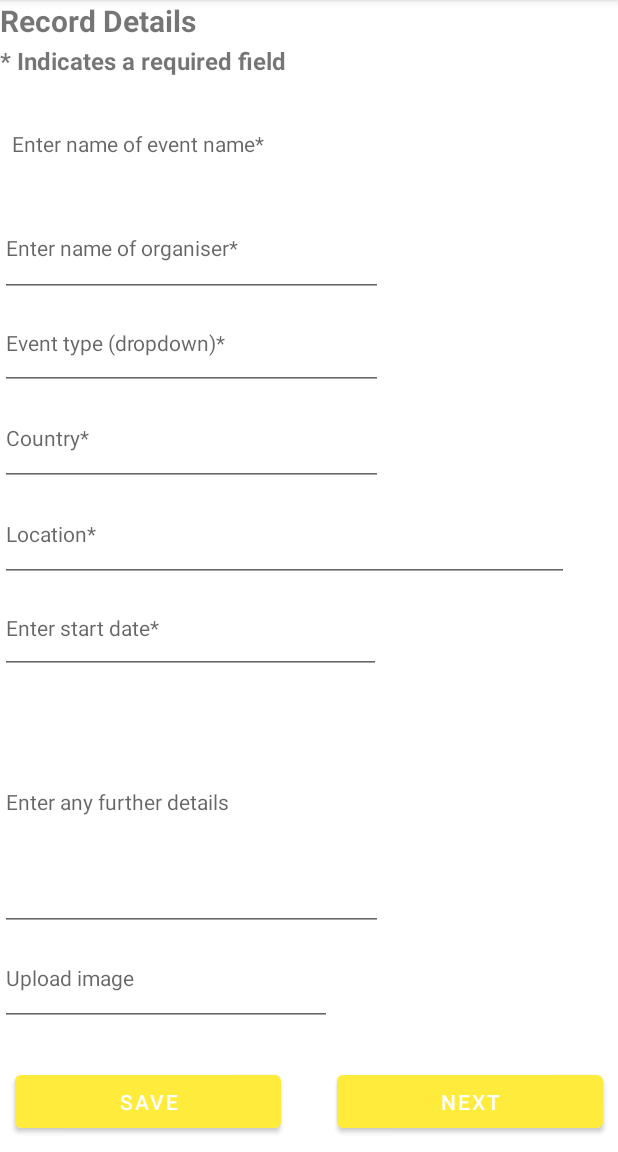
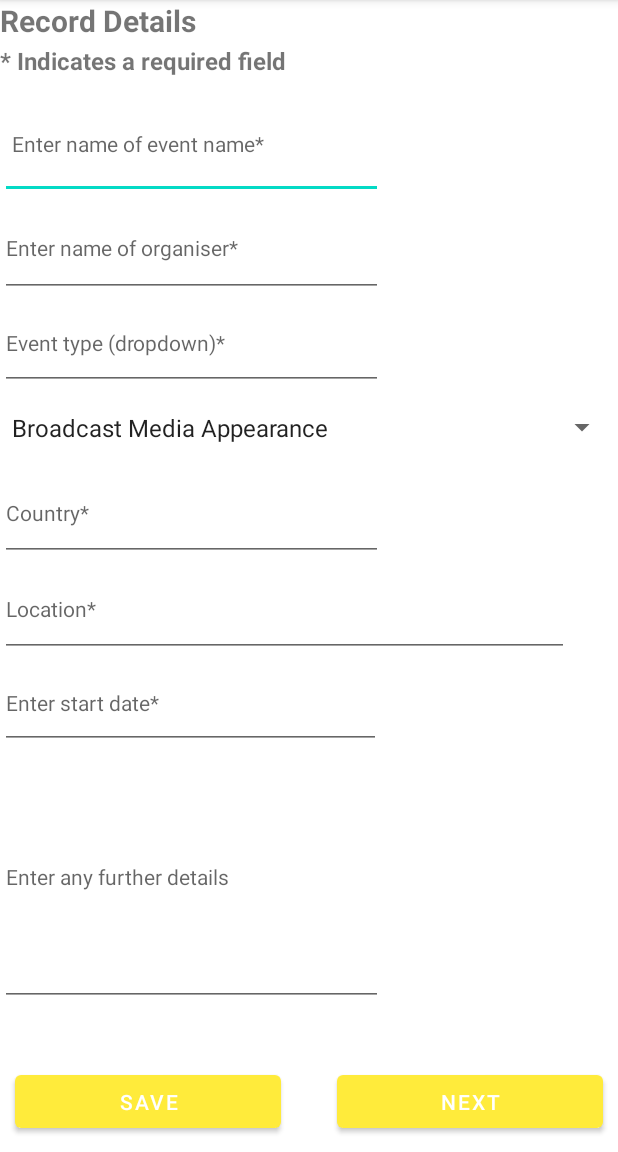
Before and after one commit to Cosmo-Yan/infs3605_group_project, an Android app: the screen it shows after launch (MainActivity before the commit, FormV2Controller after it), on a phone screen of 412 x 824 dp, the part 84-1236 px from its top. Run offline under Robolectric (Android 15) with nearby library versions, the light colour scheme and no system bars.

Commit message:
To do:
- Create a new version of the form using edit texts (WIP)
- Add borders to the edit text views
- Add drop down menus (WIP)
- Automatically create a new line when the user is types a long response (done)
- Add the Save and Next buttons and lock them in place (done)
- Make the form prettier
- Add a drawer

```diff
--- a/app/src/main/AndroidManifest.xml
+++ b/app/src/main/AndroidManifest.xml
@@ -14,7 +14,7 @@
         android:theme="@style/Theme.INFS3605_group_project"
         tools:targetApi="31">
         <activity
-            android:name=".MainActivity"
+            android:name=".FormV2Controller"
             android:exported="true">
             <intent-filter>
                 <action android:name="android.intent.action.MAIN" />
--- /dev/null
+++ b/app/src/main/java/com/example/infs3605_group_project/FormV2Controller.java
@@ -0,0 +1,24 @@
+package com.example.infs3605_group_project;
+
+import androidx.appcompat.app.AppCompatActivity;
+
+import android.os.Bundle;
+import android.widget.ArrayAdapter;
+import android.widget.Spinner;
+
+public class FormV2Controller extends AppCompatActivity {
+
+    @Override
+    protected void onCreate(Bundle savedInstanceState) {
+        super.onCreate(savedInstanceState);
+        setContentView(R.layout.form_v2);
+
+        Spinner spinner = (Spinner) findViewById(R.id.spinner);
+        // Create an ArrayAdapter using the string array and a default spinner layout
+        ArrayAdapter<CharSequence> adapter = ArrayAdapter.createFromResource(this, R.array.events_array, android.R.layout.simple_spinner_item);
+        // Specify the layout to use when the list of choices appears
+        adapter.setDropDownViewResource(android.R.layout.simple_spinner_dropdown_item);
+        // Apply the adapter to the spinner
+        spinner.setAdapter(adapter);
+    }
+}
--- a/app/src/main/java/com/example/infs3605_group_project/MainActivity.java
+++ /dev/null
@@ -1,14 +0,0 @@
-package com.example.infs3605_group_project;
-
-import androidx.appcompat.app.AppCompatActivity;
-
-import android.os.Bundle;
-
-public class MainActivity extends AppCompatActivity {
-
-    @Override
-    protected void onCreate(Bundle savedInstanceState) {
-        super.onCreate(savedInstanceState);
-        setContentView(R.layout.form_v2);
-    }
-}
--- a/app/src/main/res/drawable/shapes.xml
+++ b/app/src/main/res/drawable/shapes.xml
@@ -2,11 +2,13 @@
 <selector xmlns:android="http://schemas.android.com/apk/res/android">
 
     <!--This code defines a rectangle shape with a transparent fill color and a border with
-     a width of 4dp and a color defined by the border_color resource.-->
+     a width of 4dp and a color defined by the border_color resource.
 
     <shape xmlns:android="http://schemas.android.com/apk/res/android" android:shape="rectangle">
         <solid android:color="@android:color/transparent" />
         <stroke android:width="4dp" android:color="@color/black" />
     </shape>
 
+    -->
+
 </selector>
--- a/app/src/main/res/layout/activity_main.xml
+++ b/app/src/main/res/layout/activity_main.xml
@@ -4,7 +4,7 @@
     xmlns:tools="http://schemas.android.com/tools"
     android:layout_width="match_parent"
     android:layout_height="match_parent"
-    tools:context=".MainActivity">
+    tools:context=".FormV2Controller">
 
     <TextView
         android:layout_width="wrap_content"
--- a/app/src/main/res/layout/form_v2.xml
+++ b/app/src/main/res/layout/form_v2.xml
@@ -39,7 +39,6 @@
                 android:id="@+id/eventName"
                 android:layout_width="255dp"
                 android:layout_height="74dp"
-                android:background="@drawable/shapes"
                 android:ems="10"
                 android:hint="Enter name of event name*"
                 android:inputType="textPersonName"
@@ -63,6 +62,11 @@
                 android:hint="Event type (dropdown)*"
                 android:inputType="textPersonName"
                 android:textSize="14sp" />
+
+            <Spinner
+                android:id="@+id/spinner"
+                android:layout_width="match_parent"
+                android:layout_height="50dp" />
 
             <EditText
                 android:id="@+id/country"
@@ -97,7 +101,7 @@
                 android:layout_height="171dp"
                 android:ems="10"
                 android:hint="Enter any further details"
-                android:inputType="textPersonName"
+                android:inputType="textMultiLine"
                 android:textSize="14sp" />
 
             <EditText
@@ -131,7 +135,6 @@
             android:layout_marginBottom="10dp"
             android:text="Save"
             app:layout_constraintBottom_toBottomOf="parent"
-            app:layout_constraintEnd_toStartOf="@+id/nextBttn2"
             app:layout_constraintStart_toStartOf="parent"
             app:layout_constraintTop_toTopOf="parent" />
 
@@ -146,7 +149,6 @@
             android:text="Next"
             app:layout_constraintBottom_toBottomOf="parent"
             app:layout_constraintEnd_toEndOf="parent"
-            app:layout_constraintStart_toEndOf="@+id/SaveBttn"
             app:layout_constraintTop_toTopOf="parent" />
     </androidx.constraintlayout.widget.ConstraintLayout>
 
--- a/app/src/main/res/values/strings.xml
+++ b/app/src/main/res/values/strings.xml
@@ -1,3 +1,27 @@
 <resources>
     <string name="app_name">INFS3605_group_project</string>
+
+    <?xml version="1.0" encoding="utf-8"?>
+        <string-array name="events_array">
+            <item>Broadcast Media Appearance</item>
+            <item>Committee membership</item>
+            <item>Community Service</item>
+            <item>Conference reviewing / refereeing</item>
+            <item>Consulting / Advisory</item>
+            <item>Distinction</item>
+            <item>Event administration</item>
+            <item>Event participation</item>
+            <item>Expert witness</item>
+            <item>Fellowship</item>
+            <item>Grant application assessment</item>
+            <item>Institutional review</item>
+            <item>Journal reviewing / refereeing</item>
+            <item>Membership</item>
+            <item>Public presentation</item>
+            <item>Office held</item>
+            <item>Print media interview</item>
+            <item>Editorial Duty</item>
+
+        </string-array>
+
 </resources>
```
